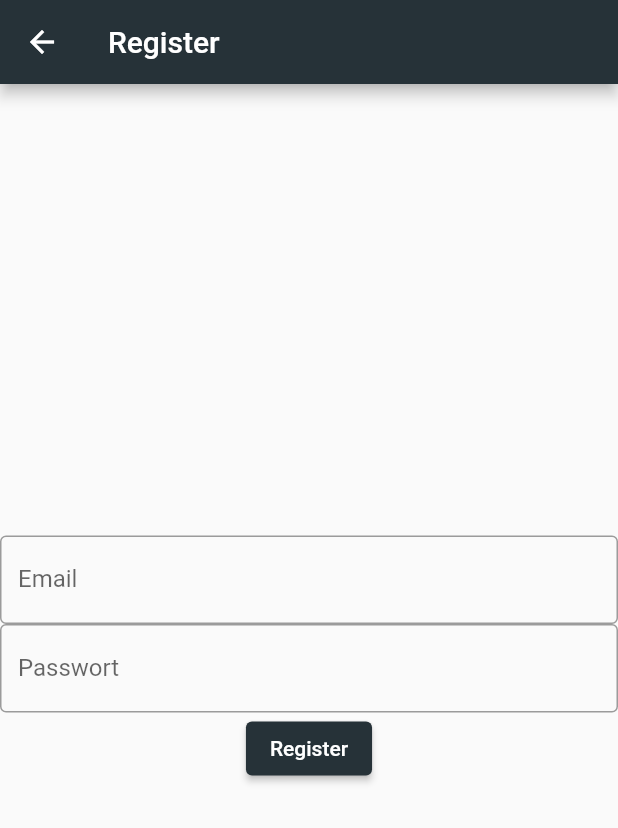
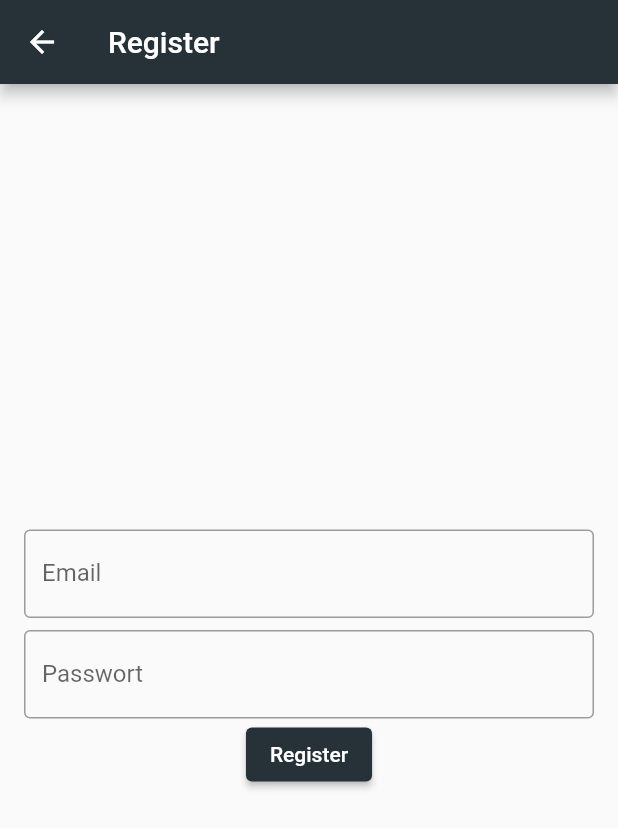
Before and after one commit to MichelSiegert/runaway, a Flutter app: the RegisterPage screen opened by its route, on a phone screen of 412 x 824 dp. Shown: the top 828 px of the screen. Run offline on Flutter 3.47's test engine with Material 2 defaults, Android fonts, the phone set to English and light mode, and no system bars; our stand-ins replace cloud_firestore, firebase_auth, firebase_core, firebase_database, flutter_signin_button, geocoding and 5 more; accounts and stored records are empty.

Commit message:
making register a bit more fancy

```diff
--- a/lib/Pages/Register/form.dart
+++ b/lib/Pages/Register/form.dart
@@ -9,7 +9,9 @@ class RegisterForm extends StatelessWidget {
   Widget build(BuildContext context) {
     TextEditingController textCon = TextEditingController();
     TextEditingController passCon = TextEditingController();
-    return SizedBox.expand(
+    return Padding(
+      padding: const EdgeInsets.all(16.0),
+      child: SizedBox.expand(
         child: Column(
           mainAxisAlignment: MainAxisAlignment.center,
           crossAxisAlignment: CrossAxisAlignment.center,
@@ -21,6 +23,7 @@ class RegisterForm extends StatelessWidget {
               decoration: const InputDecoration(
                   border: OutlineInputBorder(), labelText: "Email"),
             ),
+            SizedBox(height: 8,),
             Container(
               child: TextField(
                 obscureText: true,
@@ -42,6 +45,7 @@ class RegisterForm extends StatelessWidget {
                 }),
           ],
         ),
+      ),
     );
   }
 }
```
Lines whose indentation alone changed are shown as unchanged.
